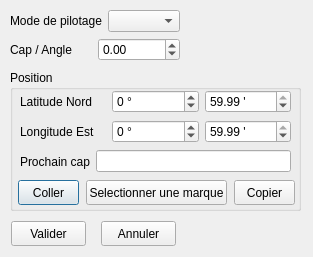
Before: the Qt Designer form src/Pilototo_param.ui in nohal/qtVlm, drawn with Qt 5.
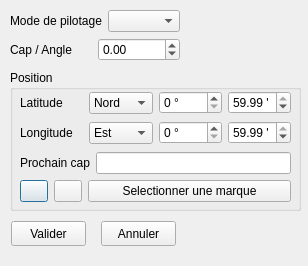
After: the same form once the commit is applied.

```diff
--- a/src/Pilototo_param.ui
+++ b/src/Pilototo_param.ui
@@ -6,8 +6,8 @@
    <rect>
     <x>0</x>
     <y>0</y>
-    <width>313</width>
-    <height>257</height>
+    <width>308</width>
+    <height>266</height>
    </rect>
   </property>
   <property name="windowTitle">
@@ -31,17 +31,31 @@
       <x>10</x>
       <y>50</y>
       <width>271</width>
-      <height>23</height>
+      <height>26</height>
      </rect>
     </property>
     <layout class="QHBoxLayout" name="horizontalLayout_3">
      <item>
       <widget class="QLabel" name="label_3">
        <property name="text">
-        <string>Longitude Est</string>
+        <string>Longitude</string>
        </property>
       </widget>
      </item>
+     <item>
+      <widget class="QComboBox" name="lon_sig">
+       <item>
+        <property name="text">
+         <string>Est</string>
+        </property>
+       </item>
+       <item>
+        <property name="text">
+         <string>Ouest</string>
+        </property>
+       </item>
+      </widget>
+     </item>
      <item>
       <widget class="QSpinBox" name="lon_deg">
        <property name="suffix">
@@ -51,7 +65,7 @@
         <string/>
        </property>
        <property name="minimum">
-        <number>-359</number>
+        <number>0</number>
        </property>
        <property name="maximum">
         <number>359</number>
@@ -67,7 +81,7 @@
         <string> '</string>
        </property>
        <property name="minimum">
-        <double>-59.990000000000002</double>
+        <double>0.000000000000000</double>
        </property>
        <property name="maximum">
         <double>59.990000000000002</double>
@@ -85,7 +99,7 @@
       <x>10</x>
       <y>80</y>
       <width>271</width>
-      <height>23</height>
+      <height>26</height>
      </rect>
     </property>
     <layout class="QHBoxLayout" name="horizontalLayout_4">
@@ -107,17 +121,31 @@
       <x>10</x>
       <y>20</y>
       <width>271</width>
-      <height>23</height>
+      <height>26</height>
      </rect>
     </property>
     <layout class="QHBoxLayout" name="horizontalLayout_5">
      <item>
       <widget class="QLabel" name="label_5">
        <property name="text">
-        <string>Latitude Nord</string>
+        <string>Latitude</string>
        </property>
       </widget>
      </item>
+     <item>
+      <widget class="QComboBox" name="lat_sig">
+       <item>
+        <property name="text">
+         <string>Nord</string>
+        </property>
+       </item>
+       <item>
+        <property name="text">
+         <string>Sud</string>
+        </property>
+       </item>
+      </widget>
+     </item>
      <item>
       <widget class="QSpinBox" name="lat_deg">
        <property name="suffix">
@@ -127,7 +155,7 @@
         <string/>
        </property>
        <property name="minimum">
-        <number>-89</number>
+        <number>0</number>
        </property>
        <property name="maximum">
         <number>89</number>
@@ -143,7 +171,7 @@
         <string> '</string>
        </property>
        <property name="minimum">
-        <double>-59.990000000000002</double>
+        <double>0.000000000000000</double>
        </property>
        <property name="maximum">
         <double>59.990000000000002</double>
@@ -155,44 +183,50 @@
      </item>
     </layout>
    </widget>
-   <widget class="QPushButton" name="btn_pastePOI">
+   <widget class="QWidget" name="layoutWidget">
     <property name="geometry">
      <rect>
-      <x>8</x>
+      <x>10</x>
       <y>110</y>
-      <width>61</width>
-      <height>25</height>
+      <width>271</width>
+      <height>23</height>
      </rect>
     </property>
-    <property name="text">
-     <string>Coller</string>
-    </property>
-   </widget>
-   <widget class="QPushButton" name="btn_selectPOI">
-    <property name="geometry">
-     <rect>
-      <x>76</x>
-      <y>110</y>
-      <width>141</width>
-      <height>25</height>
-     </rect>
-    </property>
-    <property name="text">
-     <string>Selectionner une marque</string>
-    </property>
-   </widget>
-   <widget class="QPushButton" name="btn_copyPOI">
-    <property name="geometry">
-     <rect>
-      <x>224</x>
-      <y>110</y>
-      <width>61</width>
-      <height>25</height>
-     </rect>
-    </property>
-    <property name="text">
-     <string>Copier</string>
-    </property>
+    <layout class="QHBoxLayout" name="horizontalLayout_6">
+     <item>
+      <widget class="QPushButton" name="btn_copyPOI">
+       <property name="maximumSize">
+        <size>
+         <width>28</width>
+         <height>16777215</height>
+        </size>
+       </property>
+       <property name="text">
+        <string/>
+       </property>
+      </widget>
+     </item>
+     <item>
+      <widget class="QPushButton" name="btn_pastePOI">
+       <property name="maximumSize">
+        <size>
+         <width>28</width>
+         <height>16777215</height>
+        </size>
+       </property>
+       <property name="text">
+        <string/>
+       </property>
+      </widget>
+     </item>
+     <item>
+      <widget class="QPushButton" name="btn_selectPOI">
+       <property name="text">
+        <string>Selectionner une marque</string>
+       </property>
+      </widget>
+     </item>
+    </layout>
    </widget>
   </widget>
   <widget class="QPushButton" name="pushButton">
@@ -227,7 +261,7 @@
      <x>10</x>
      <y>10</y>
      <width>188</width>
-     <height>53</height>
+     <height>58</height>
     </rect>
    </property>
    <layout class="QVBoxLayout" name="verticalLayout">
```
Left out of the diff: 1 changed line with no effect on the pictures.
